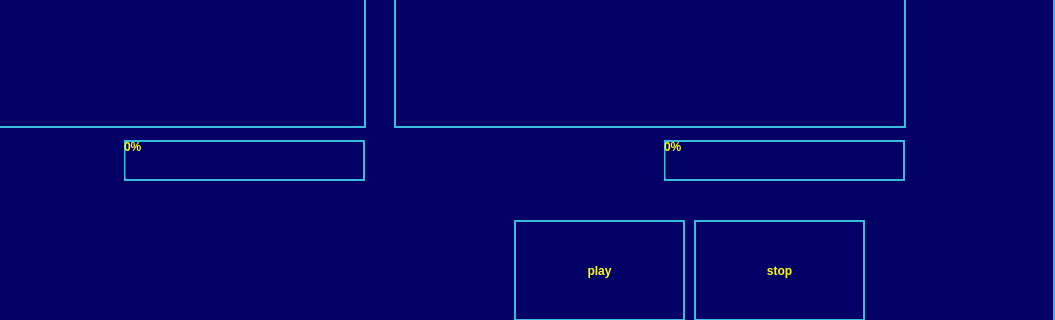
Old version of the form videomanuale.ui in the repository infermita/sampleatm; both pictures show x 206 to 1261 and y 190 to 510 of the 1261 by 681 pixel window.
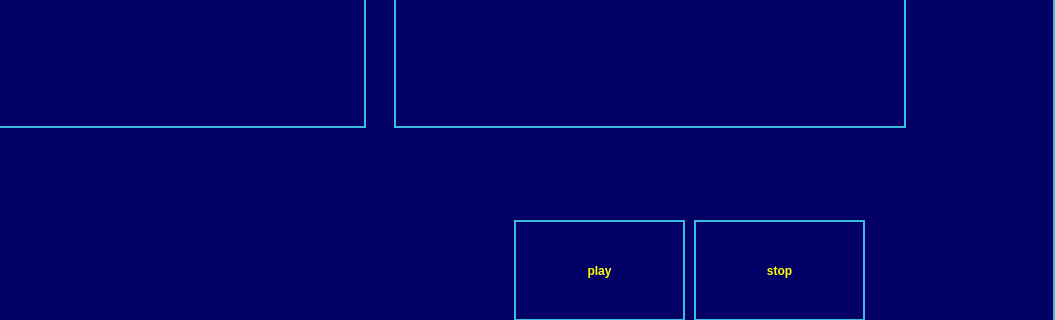
New version of the form.

Commit message: multivideo dinamico

```diff
--- a/videomanuale.ui
+++ b/videomanuale.ui
@@ -111,30 +111,30 @@
     </rect>
    </property>
   </widget>
-  <widget class="QProgressBar" name="pr">
+  <widget class="QLabel" name="pr0">
    <property name="geometry">
     <rect>
-     <x>330</x>
+     <x>286</x>
      <y>330</y>
-     <width>241</width>
-     <height>41</height>
+     <width>281</width>
+     <height>31</height>
     </rect>
    </property>
-   <property name="value">
-    <number>0</number>
+   <property name="text">
+    <string/>
    </property>
   </widget>
-  <widget class="QProgressBar" name="pr2">
+  <widget class="QLabel" name="pr1">
    <property name="geometry">
     <rect>
-     <x>870</x>
+     <x>830</x>
      <y>330</y>
-     <width>241</width>
-     <height>41</height>
+     <width>281</width>
+     <height>31</height>
     </rect>
    </property>
-   <property name="value">
-    <number>0</number>
+   <property name="text">
+    <string/>
    </property>
   </widget>
  </widget>
```
Left out of the diff: 4 changed lines with no effect on the pictures. The commit also changes 2 other files.
